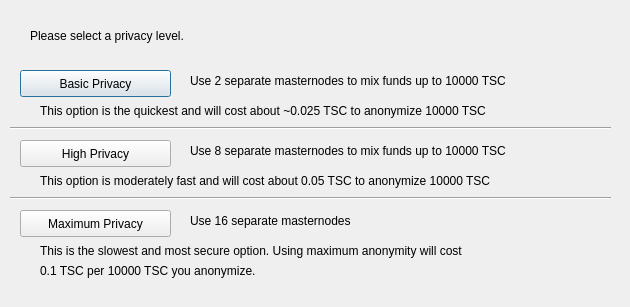
TScoin/Transend, file src/qt/forms/obfuscationconfig.ui: the form before one commit.
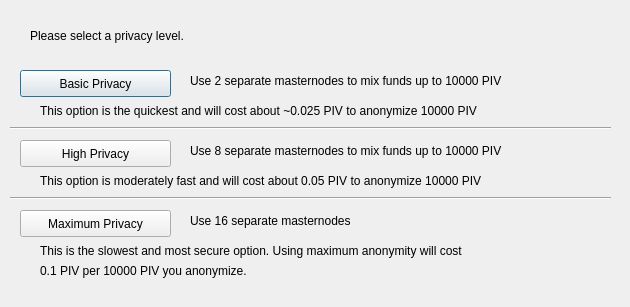
The form after the commit.

The edit to the form file:
```diff
--- a/src/qt/forms/obfuscationconfig.ui
+++ b/src/qt/forms/obfuscationconfig.ui
@@ -75,7 +75,7 @@
     </rect>
    </property>
    <property name="text">
-    <string>Use 2 separate masternodes to mix funds up to 10000 TSC</string>
+    <string>Use 2 separate masternodes to mix funds up to 10000 PIV</string>
    </property>
   </widget>
   <widget class="QLabel" name="label_3">
@@ -88,7 +88,7 @@
     </rect>
    </property>
    <property name="text">
-    <string>Use 8 separate masternodes to mix funds up to 10000 TSC</string>
+    <string>Use 8 separate masternodes to mix funds up to 10000 PIV</string>
    </property>
   </widget>
   <widget class="QLabel" name="label_4">
@@ -114,7 +114,7 @@
     </rect>
    </property>
    <property name="text">
-    <string>This option is the quickest and will cost about ~0.025 TSC to anonymize 10000 TSC</string>
+    <string>This option is the quickest and will cost about ~0.025 PIV to anonymize 10000 PIV</string>
    </property>
   </widget>
   <widget class="QLabel" name="label_7">
@@ -127,7 +127,7 @@
     </rect>
    </property>
    <property name="text">
-    <string>This option is moderately fast and will cost about 0.05 TSC to anonymize 10000 TSC</string>
+    <string>This option is moderately fast and will cost about 0.05 PIV to anonymize 10000 PIV</string>
    </property>
   </widget>
   <widget class="QLabel" name="label_8">
@@ -153,7 +153,7 @@
     </rect>
    </property>
    <property name="text">
-    <string>0.1 TSC per 10000 TSC you anonymize.</string>
+    <string>0.1 PIV per 10000 PIV you anonymize.</string>
    </property>
   </widget>
   <widget class="Line" name="line">
```
Left out of the diff: 6 changed lines with no effect on the pictures.
